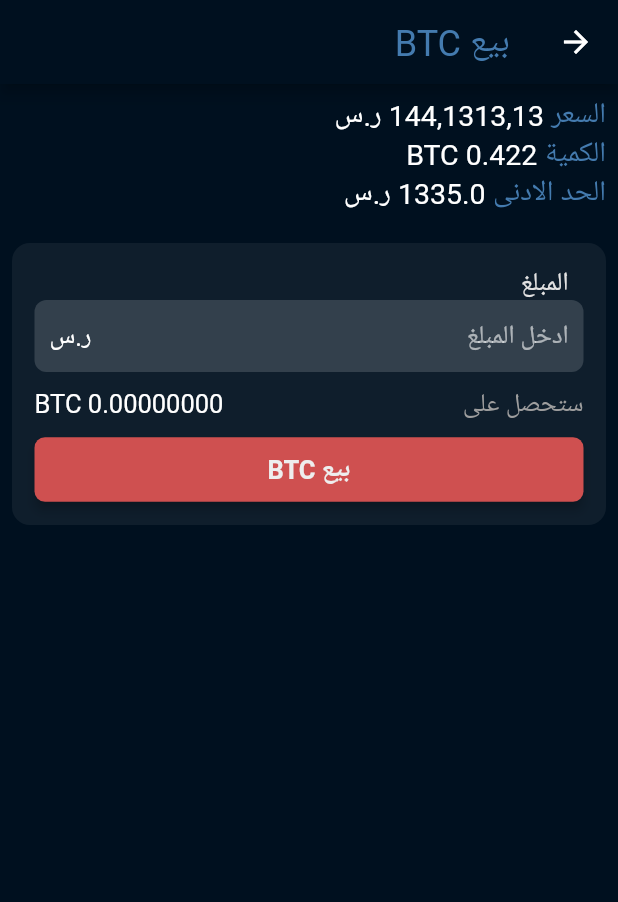
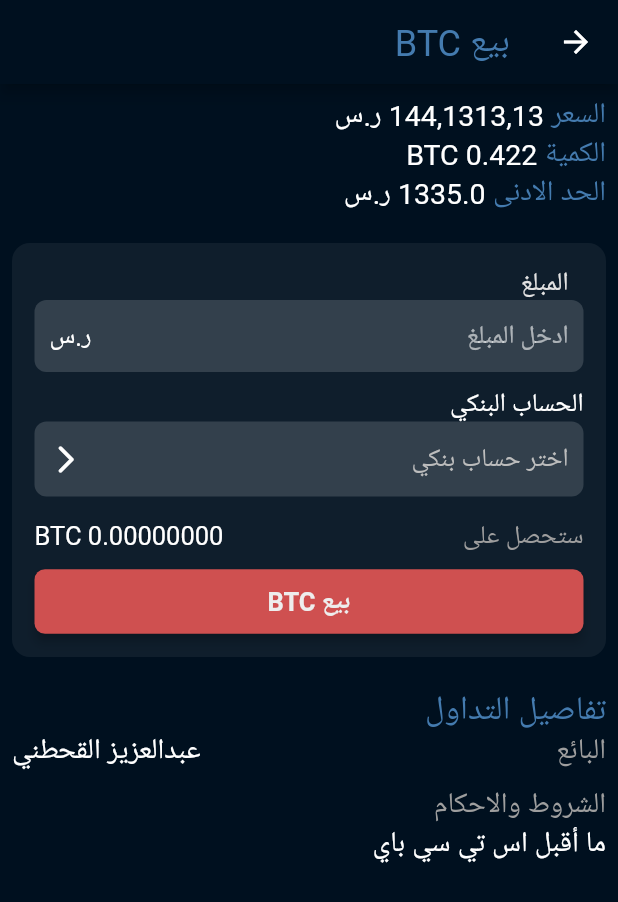
Before and after one commit to Abdulaziz4/aomlah, a Flutter app: the SellCoinOverviewView screen opened by its route, on a phone screen of 412 x 824 dp. Shown: the top 902 px of the screen. Run offline on Flutter 3.47's test engine with Material 2 defaults, Android fonts, the phone set to English and light mode, and no system bars; our stand-ins replace firebase_core, flutter_spinkit, flutter_svg, google_fonts, logger, rxdart and 4 more; accounts and stored records are empty; network calls fail; Roboto replaces fonts that are missing (Cairo).

Commit message:
Sell BTC Overview View

```diff
--- a/lib/ui/views/trading/components/payment_window.dart
+++ b/lib/ui/views/trading/components/payment_window.dart
@@ -10,12 +10,15 @@ class PaymentWindow extends StatefulWidget {
   final GlobalKey<FormState> formKey;
   final void Function(String) onAmountSaved;
   final void Function() onSubmit;
+  final void Function()? onSelectBankAccount;
+
   const PaymentWindow({
     Key? key,
     required this.isBuy,
     required this.formKey,
     required this.onAmountSaved,
     required this.onSubmit,
+    this.onSelectBankAccount,
   }) : super(key: key);
 
   @override
@@ -78,6 +81,45 @@ class _PaymentWindowState extends State<PaymentWindow> {
                 ],
               ),
             ),
+            if (!widget.isBuy)
+              GestureDetector(
+                onTap: widget.onSelectBankAccount,
+                child: Padding(
+                  padding: const EdgeInsets.only(bottom: 15.0),
+                  child: Column(
+                    crossAxisAlignment: CrossAxisAlignment.start,
+                    children: [
+                      Text(
+                        "الحساب البنكي",
+                        style: Constants.smallText,
+                      ),
+                      Container(
+                        height: 50,
+                        decoration: BoxDecoration(
+                          color: Constants.black4dp,
+                          borderRadius: BorderRadius.circular(8),
+                        ),
+                        padding: const EdgeInsets.symmetric(horizontal: 10),
+                        child: Row(
+                          mainAxisAlignment: MainAxisAlignment.spaceBetween,
+                          children: [
+                            Text(
+                              "اختر حساب بنكي",
+                              style: Constants.smallText.copyWith(
+                                color: Colors.grey[400],
+                              ),
+                            ),
+                            Icon(
+                              Icons.arrow_back_ios_new_rounded,
+                              size: 22,
+                            ),
+                          ],
+                        ),
+                      ),
+                    ],
+                  ),
+                ),
+              ),
             Row(
               mainAxisAlignment: MainAxisAlignment.spaceBetween,
               children: [
--- a/lib/ui/views/trading/trader/sell_coin/sell_coin_overview_view.dart
+++ b/lib/ui/views/trading/trader/sell_coin/sell_coin_overview_view.dart
@@ -1,3 +1,5 @@
+import 'package:aomlah/core/app/utils/constants.dart';
+import 'package:aomlah/ui/shared/bank_account_item.dart';
 import 'package:aomlah/ui/views/trading/components/payment_window.dart';
 import 'package:aomlah/ui/views/trading/components/trade_overview_header.dart';
 import 'package:aomlah/ui/views/trading/trader/sell_coin/viewmodels/sell_coin_overview_viewmodel.dart';
@@ -20,6 +22,7 @@ class SellCoinOverviewView extends StatelessWidget {
               padding: const EdgeInsets.all(8.0),
               child: SingleChildScrollView(
                 child: Column(
+                  crossAxisAlignment: CrossAxisAlignment.start,
                   children: [
                     TradeOverviewHeader(
                       price: "144,1313,13",
@@ -32,6 +35,19 @@ class SellCoinOverviewView extends StatelessWidget {
                       onAmountSaved: viewmodel.setAmount,
                       onSubmit: viewmodel.submit,
                     ),
+                    Row(
+                      children: [
+                        Text(
+                          "تفاصيل التداول",
+                          style: Constants.largeText.copyWith(
+                            color: Constants.darkBlue,
+                          ),
+                        ),
+                      ],
+                    ),
+                    buildSellerInfo(),
+                    SizedBox(height: 10),
+                    buildTermsAndConsitions(),
                   ],
                 ),
               ),
@@ -39,4 +55,49 @@ class SellCoinOverviewView extends StatelessWidget {
           );
         });
   }
+
+  Column buildTermsAndConsitions() {
+    return Column(
+      crossAxisAlignment: CrossAxisAlignment.start,
+      children: [
+        Text(
+          "الشروط والاحكام",
+          style: Constants.mediumText.copyWith(color: Colors.grey),
+        ),
+        Text(
+          "ما أقبل اس تي سي باي",
+          style: Constants.mediumText,
+        ),
+      ],
+    );
+  }
+
+  Widget buildSellerInfo() {
+    return Row(
+      mainAxisAlignment: MainAxisAlignment.spaceBetween,
+      children: [
+        Text(
+          "البائع",
+          style: Constants.mediumText.copyWith(color: Colors.grey),
+        ),
+        Text(
+          "عبدالعزيز القحطني",
+          style: Constants.mediumText,
+        ),
+      ],
+    );
+  }
+
+  Widget buildPurchaseWindow({
+    required GlobalKey<FormState> key,
+    required void Function(String) onSave,
+    required void Function() submit,
+  }) {
+    return PaymentWindow(
+      isBuy: true,
+      formKey: key,
+      onAmountSaved: onSave,
+      onSubmit: submit,
+    );
+  }
 }
```
